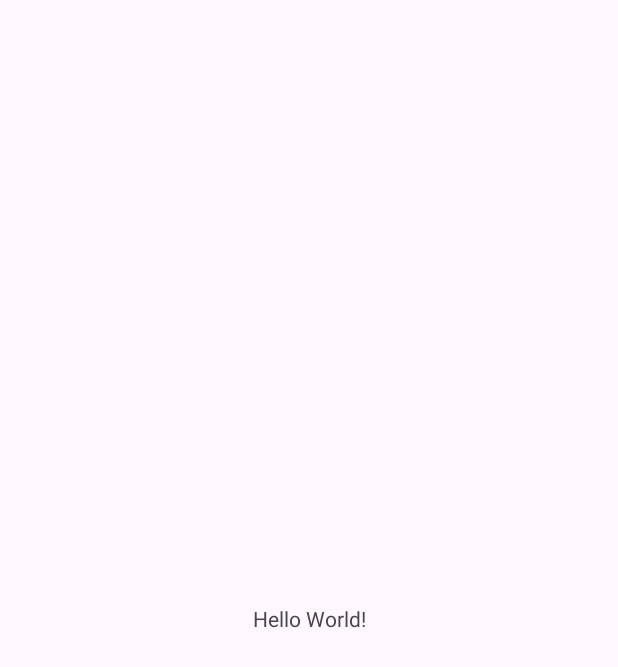
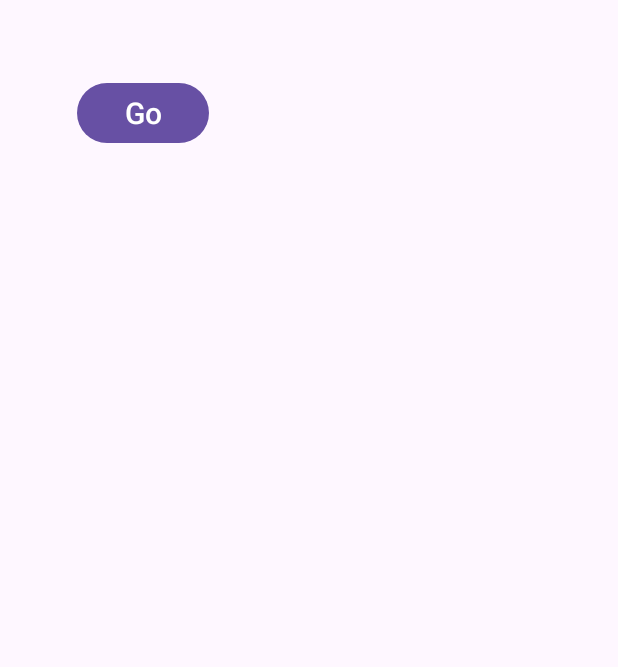
Before and after one commit to SNurullahS/Countries, an Android app: the screen it shows after launch (MainActivity), on a phone screen of 412 x 824 dp. Before the commit the part shown is almost empty. Shown: the top 667 px of the screen. Run offline under Robolectric (Android 15) with nearby library versions, the phone set to English and light mode, and no system bars; our stand-ins replace data binding.

Commit message:
Fragments added

```diff
--- /dev/null
+++ b/app/src/main/java/com/nurullahsevinckan/countries/CountryFragment.kt
@@ -0,0 +1,25 @@
+package com.nurullahsevinckan.countries
+
+import android.os.Bundle
+import androidx.fragment.app.Fragment
+import android.view.LayoutInflater
+import android.view.View
+import android.view.ViewGroup
+
+
+class CountryFragment : Fragment() {
+
+    override fun onCreate(savedInstanceState: Bundle?) {
+        super.onCreate(savedInstanceState)
+    }
+
+    override fun onCreateView(
+        inflater: LayoutInflater, container: ViewGroup?,
+        savedInstanceState: Bundle?
+    ): View? {
+        // Inflate the layout for this fragment
+        return inflater.inflate(R.layout.fragment_country, container, false)
+    }
+
+
+}
--- /dev/null
+++ b/app/src/main/java/com/nurullahsevinckan/countries/FeedFragment.kt
@@ -0,0 +1,25 @@
+package com.nurullahsevinckan.countries
+
+import android.os.Bundle
+import androidx.fragment.app.Fragment
+import android.view.LayoutInflater
+import android.view.View
+import android.view.ViewGroup
+
+
+class FeedFragment : Fragment() {
+
+
+    override fun onCreate(savedInstanceState: Bundle?) {
+        super.onCreate(savedInstanceState)
+    }
+
+    override fun onCreateView(
+        inflater: LayoutInflater, container: ViewGroup?,
+        savedInstanceState: Bundle?
+    ): View? {
+        // Inflate the layout for this fragment
+        return inflater.inflate(R.layout.fragment_feed, container, false)
+    }
+
+}
--- a/app/src/main/res/layout/activity_main.xml
+++ b/app/src/main/res/layout/activity_main.xml
@@ -7,13 +7,20 @@
     android:layout_height="match_parent"
     tools:context=".MainActivity">
 
-    <TextView
-        android:layout_width="wrap_content"
-        android:layout_height="wrap_content"
-        android:text="Hello World!"
+
+    <androidx.fragment.app.FragmentContainerView
+        android:id="@+id/fragmentContainerView"
+        android:name="androidx.navigation.fragment.NavHostFragment"
+        android:layout_width="0dp"
+        android:layout_height="0dp"
+        android:layout_marginStart="1dp"
+        android:layout_marginTop="1dp"
+        android:layout_marginEnd="1dp"
+        android:layout_marginBottom="1dp"
+        app:defaultNavHost="true"
         app:layout_constraintBottom_toBottomOf="parent"
         app:layout_constraintEnd_toEndOf="parent"
         app:layout_constraintStart_toStartOf="parent"
-        app:layout_constraintTop_toTopOf="parent" />
-
+        app:layout_constraintTop_toTopOf="parent"
+        app:navGraph="@navigation/navigation" />
 </androidx.constraintlayout.widget.ConstraintLayout>
--- /dev/null
+++ b/app/src/main/res/layout/fragment_country.xml
@@ -0,0 +1,20 @@
+<?xml version="1.0" encoding="utf-8"?>
+<layout xmlns:android="http://schemas.android.com/apk/res/android"
+    xmlns:tools="http://schemas.android.com/tools">
+<FrameLayout
+    android:layout_width="match_parent"
+    android:layout_height="match_parent"
+    tools:context=".CountryFragment">
+
+    <Button
+        android:layout_width="wrap_content"
+        android:layout_height="wrap_content"
+        android:layout_margin="50dp"
+        android:text="Go"
+        android:textSize="20dp"
+        >
+
+    </Button>
+
+</FrameLayout>
+</layout>
--- /dev/null
+++ b/app/src/main/res/layout/fragment_feed.xml
@@ -0,0 +1,11 @@
+<?xml version="1.0" encoding="utf-8"?>
+<layout xmlns:android="http://schemas.android.com/apk/res/android"
+    xmlns:tools="http://schemas.android.com/tools">
+<FrameLayout
+    android:layout_width="match_parent"
+    android:layout_height="match_parent"
+    tools:context=".FeedFragment">
+
+
+</FrameLayout>
+</layout>
--- /dev/null
+++ b/app/src/main/res/navigation/navigation.xml
@@ -0,0 +1,23 @@
+<?xml version="1.0" encoding="utf-8"?>
+<navigation xmlns:android="http://schemas.android.com/apk/res/android"
+    xmlns:app="http://schemas.android.com/apk/res-auto"
+    android:id="@+id/navigation"
+    app:startDestination="@id/countryFragment">
+
+    <fragment
+        android:id="@+id/countryFragment"
+        android:name="com.nurullahsevinckan.countries.CountryFragment"
+        android:label="CountryFragment" >
+        <action
+            android:id="@+id/action_countryFragment_to_feedFragment"
+            app:destination="@id/feedFragment" />
+    </fragment>
+    <fragment
+        android:id="@+id/feedFragment"
+        android:name="com.nurullahsevinckan.countries.FeedFragment"
+        android:label="FeedFragment" >
+        <action
+            android:id="@+id/action_feedFragment_to_countryFragment"
+            app:destination="@id/countryFragment" />
+    </fragment>
+</navigation>
--- a/app/src/main/res/values/strings.xml
+++ b/app/src/main/res/values/strings.xml
@@ -1,3 +1,5 @@
 <resources>
     <string name="app_name">Countries</string>
+    <!-- TODO: Remove or change this placeholder text -->
+    <string name="hello_blank_fragment">Hello blank fragment</string>
 </resources>
```
